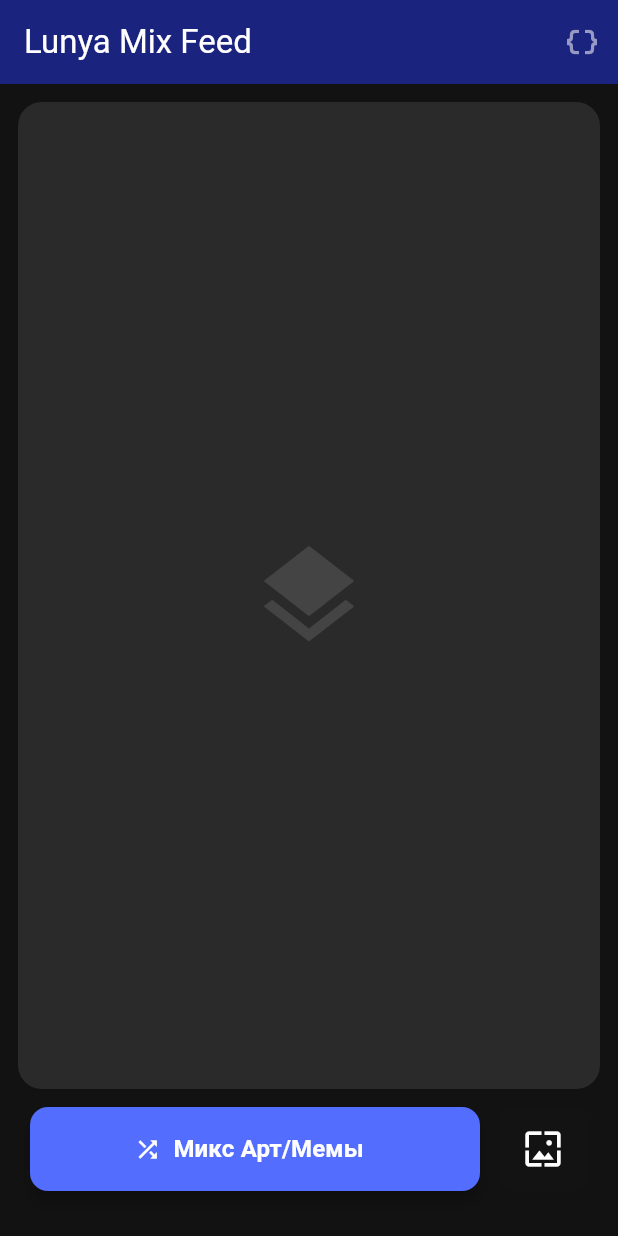
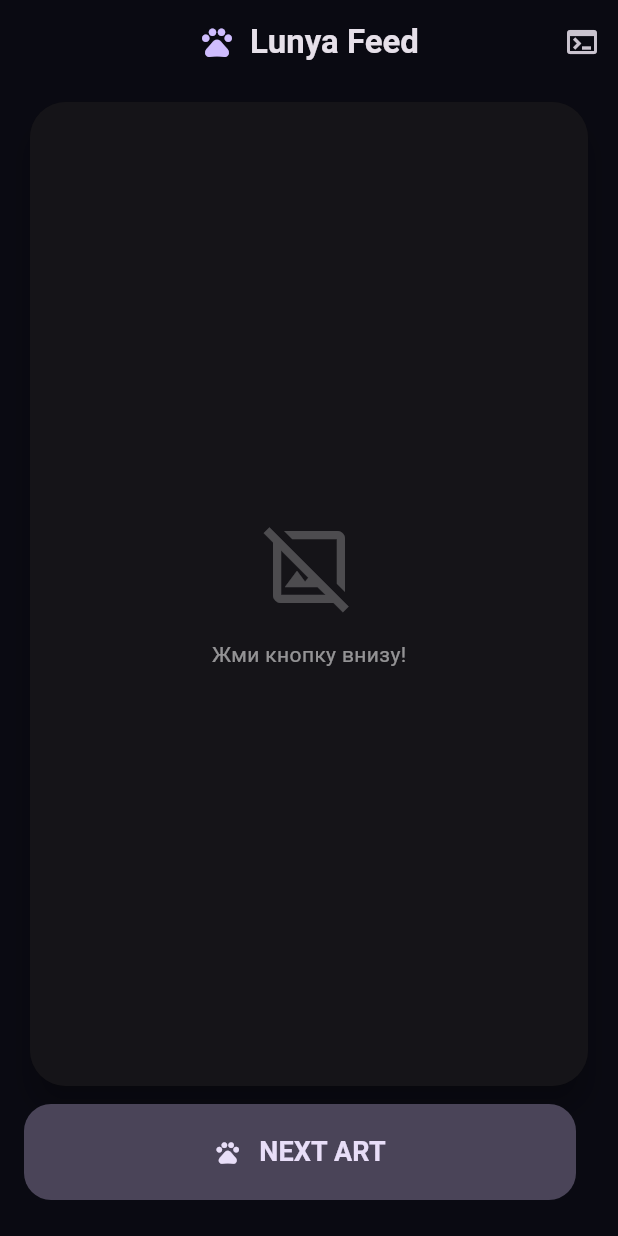
Before and after one commit to mloilpy-ux/-dfgdfgdf, a Flutter app: the screen it shows after launch, on a phone screen of 412 x 824 dp. Run offline on Flutter 3.47's test engine with Material 3 defaults, Android fonts, the phone set to English and light mode, and no system bars; missing offline and left inert: async_wallpaper.

Commit message:
Update main.dart

```diff
--- a/lib/main.dart
+++ b/lib/main.dart
@@ -6,77 +6,98 @@ import 'dart:convert';
 import 'package:async_wallpaper/async_wallpaper.dart';
 import 'package:path_provider/path_provider.dart';
 
-void main() => runApp(const MaterialApp(
-  debugShowCheckedModeBanner: false,
-  home: FurryWallpaperApp()
+void main() {
+  // Настройка системной панели (прозрачный статус-бар)
+  SystemChrome.setSystemUIOverlayStyle(const SystemUiOverlayStyle(
+    statusBarColor: Colors.transparent,
+    statusBarIconBrightness: Brightness.light,
   ));
-
-class FurryWallpaperApp extends StatefulWidget {
-  const FurryWallpaperApp({super.key});
-  @override
-  State<FurryWallpaperApp> createState() => _FurryWallpaperAppState();
+  runApp(const LunyaApp());
 }
 
-class _FurryWallpaperAppState extends State<FurryWallpaperApp> {
+class LunyaApp extends StatelessWidget {
+  const LunyaApp({super.key});
+
+  @override
+  Widget build(BuildContext context) {
+    return MaterialApp(
+      debugShowCheckedModeBanner: false,
+      title: 'Lunya Feed',
+      themeMode: ThemeMode.dark,
+      // Темная тема в стиле Material 3
+      darkTheme: ThemeData(
+        useMaterial3: true,
+        brightness: Brightness.dark,
+        colorScheme: ColorScheme.fromSeed(
+          seedColor: const Color(0xFF6200EA), // Deep Purple
+          brightness: Brightness.dark,
+          surface: const Color(0xFF121212),
+          secondary: const Color(0xFF03DAC6),
+        ),
+        scaffoldBackgroundColor: const Color(0xFF0A0A12),
+        appBarTheme: const AppBarTheme(
+          backgroundColor: Colors.transparent,
+          elevation: 0,
+          centerTitle: true,
+        ),
+      ),
+      home: const HomeScreen(),
+    );
+  }
+}
+
+class HomeScreen extends StatefulWidget {
+  const HomeScreen({super.key});
+  @override
+  State<HomeScreen> createState() => _HomeScreenState();
+}
+
+class _HomeScreenState extends State<HomeScreen> {
   String currentImageUrl = "";
   bool isLoading = false;
-
   List<String> imageQueue = [];
   String redditAfterToken = "";
+  String debugLog = "System initialized...";
 
-  String debugLog = "Log started...";
-
+  // --- ЛОГИКА (Та же, что и раньше) ---
   void addToLog(String message) {
     print(message);
     setState(() {
-      debugLog += "\n[${DateTime.now().toString().split(' ')[1].split('.')[0]}] $message";
+      debugLog += "\n> $message";
     });
   }
 
-  // Обновленная функция с новыми источниками
   Future<void> fetchBatchFromReddit() async {
-    addToLog("Fetching mix (furry+irl+memes+art)...");
+    addToLog("Fetching furry mix...");
     try {
-      // ИСПОЛЬЗУЕМ МУЛЬТИ-РЕДДИТ URL: объединяем источники через "+"
-      // Это дает смешанную ленту "Горячего" из всех 4 сабреддитов
       final sources = "furry+furry_irl+furrymemes+furryart";
       final url = 'https://www.reddit.com/r/$sources/hot.json?limit=30&after=$redditAfterToken';
 
       final response = await http.get(
         Uri.parse(url),
-        headers: {'User-Agent': 'Flutter:LunyaApp:v1.2 (by /u/Lunya)'},
+        headers: {'User-Agent': 'Flutter:LunyaApp:v2.0 (Material)'},
       ).timeout(const Duration(seconds: 15));
 
       if (response.statusCode == 200) {
         final data = json.decode(response.body);
+        redditAfterToken = data['data']['after'] ?? "";
+        final posts = data['data']['children'] as List;
 
-        redditAfterToken = data['data']['after'] ?? "";
-
-        final posts = data['data']['children'] as List;
         int count = 0;
-
         for (var post in posts) {
-          final postData = post['data'];
-          final postUrl = postData['url'] as String;
-
-          // Дополнительная проверка: иногда картинки в furry_irl это gif,
-          // для обоев лучше пока оставить jpg/png.
-          if (postUrl.contains('i.redd.it') &&
-             (postUrl.endsWith('.jpg') || postUrl.endsWith('.png') || postUrl.endsWith('.jpeg'))) {
-
-            // Проверка на дубликаты (если вдруг Reddit вернет то же самое)
-            if (!imageQueue.contains(postUrl) && postUrl != currentImageUrl) {
-               imageQueue.add(postUrl);
+          final u = post['data']['url'] as String;
+          if (u.contains('i.redd.it') &&
+             (u.endsWith('.jpg') || u.endsWith('.png') || u.endsWith('.jpeg'))) {
+            if (!imageQueue.contains(u) && u != currentImageUrl) {
+               imageQueue.add(u);
                count++;
             }
           }
         }
-        addToLog("Batch loaded: +$count images. Total in queue: ${imageQueue.length}");
-      } else {
-        addToLog("Reddit Error: ${response.statusCode}");
+        addToLog("Loaded +$count arts.");
       }
     } catch (e) {
-      addToLog("Net Exception: $e");
+      addToLog("Err: $e");
     }
   }
 
@@ -84,57 +105,35 @@ class _FurryWallpaperAppState extends State<FurryWallpaperApp> {
     if (isLoading) return;
     setState(() => isLoading = true);
 
-    if (imageQueue.isEmpty) {
-      await fetchBatchFromReddit();
-    }
+    if (imageQueue.isEmpty) await fetchBatchFromReddit();
 
     if (imageQueue.isNotEmpty) {
-      final nextImage = imageQueue.removeAt(0);
+      final next = imageQueue.removeAt(0);
       setState(() {
-        currentImageUrl = nextImage;
+        currentImageUrl = next;
         isLoading = false;
       });
-      // Показываем в логе, откуда примерно файл
-      addToLog("Showing: ...${nextImage.substring(nextImage.lastIndexOf('/'))}");
     } else {
       setState(() => isLoading = false);
-      addToLog("Queue is empty! Try again.");
-      if (mounted) {
-        ScaffoldMessenger.of(context).showSnackBar(
-          const SnackBar(content: Text("Пусто... Попробуйте нажать еще раз!"))
-        );
-      }
+      if (mounted) _showSnack("Пусто... Попробуй еще раз!", isError: true);
     }
   }
 
   Future<void> setWallpaper() async {
     if (currentImageUrl.isEmpty) return;
-    addToLog("Downloading image...");
-
+    addToLog("Setting wallpaper...");
     try {
       var file = await _downloadFile(currentImageUrl);
-      if (file == null) return;
-
-      addToLog("Setting wallpaper...");
-
-      bool result = await AsyncWallpaper.setWallpaperFromFile(
+      if (file != null) {
+        await AsyncWallpaper.setWallpaperFromFile(
           filePath: file.path,
           wallpaperLocation: AsyncWallpaper.BOTH_SCREENS,
           goToHome: true,
         );
-
-      addToLog("Result: $result");
-
-      if (!mounted) return;
-      ScaffoldMessenger.of(context).showSnackBar(
-        const SnackBar(content: Text("Готово! Обои обновлены."), backgroundColor: Colors.green),
-      );
-
+        _showSnack("Обои установлены! UwU");
+      }
     } catch (e) {
-      addToLog("Error: $e");
-      ScaffoldMessenger.of(context).showSnackBar(
-        SnackBar(content: Text("Ошибка: $e"), backgroundColor: Colors.red),
-      );
+      _showSnack("Ошибка: $e", isError: true);
     }
   }
 
@@ -142,41 +141,168 @@ class _FurryWallpaperAppState extends State<FurryWallpaperApp> {
     try {
       final response = await http.get(Uri.parse(url));
       if (response.statusCode == 200) {
-        final directory = await getTemporaryDirectory();
-        final fileName = "wall_${DateTime.now().millisecondsSinceEpoch}.jpg";
-        final file = File('${directory.path}/$fileName');
+        final dir = await getTemporaryDirectory();
+        final file = File('${dir.path}/wall_temp.jpg');
         return await file.writeAsBytes(response.bodyBytes);
       }
-    } catch (e) {
-      addToLog("Download failed: $e");
-    }
+    } catch (_) {}
     return null;
   }
 
-  void showLog() {
-    showModalBottomSheet(
-      context: context,
-      builder: (context) => Container(
-        padding: const EdgeInsets.all(16),
-        color: const Color(0xFF0F0F1A),
+  void _showSnack(String text, {bool isError = false}) {
+    ScaffoldMessenger.of(context).showSnackBar(SnackBar(
+      content: Text(text),
+      backgroundColor: isError ? Colors.redAccent : Colors.green,
+      behavior: SnackBarBehavior.floating,
+      shape: RoundedRectangleBorder(borderRadius: BorderRadius.circular(10)),
+    ));
+  }
+
+  // --- UI (МАТЕРИАЛ ДИЗАЙН 3) ---
+  @override
+  Widget build(BuildContext context) {
+    return Scaffold(
+      extendBodyBehindAppBar: true, // Картинка заезжает под статус-бар
+      appBar: AppBar(
+        title: Row(
+          mainAxisSize: MainAxisSize.min,
+          children: [
+            Icon(Icons.pets, color: Theme.of(context).colorScheme.primary),
+            const SizedBox(width: 10),
+            const Text("Lunya Feed", style: TextStyle(fontWeight: FontWeight.bold)),
+          ],
+        ),
+        actions: [
+          IconButton(
+            icon: const Icon(Icons.terminal),
+            onPressed: () => _showLogModal(context),
+            tooltip: 'Debug Log',
+          )
+        ],
+      ),
+      body: Stack(
+        fit: StackFit.expand,
+        children: [
+          // Фон (размытая копия текущей картинки для атмосферы)
+          if (currentImageUrl.isNotEmpty)
+            Image.network(
+              currentImageUrl,
+              fit: BoxFit.cover,
+              color: Colors.black.withOpacity(0.8),
+              colorBlendMode: BlendMode.darken,
+            ),
+
+          SafeArea(
             child: Column(
               children: [
-            Row(
-              mainAxisAlignment: MainAxisAlignment.spaceBetween,
+                // Основная карточка с картинкой
+                Expanded(
+                  child: Padding(
+                    padding: const EdgeInsets.symmetric(horizontal: 16.0, vertical: 8.0),
+                    child: Card(
+                      elevation: 8,
+                      shape: RoundedRectangleBorder(borderRadius: BorderRadius.circular(24)),
+                      clipBehavior: Clip.antiAlias,
+                      child: Container(
+                        width: double.infinity,
+                        color: Colors.black26,
+                        child: AnimatedSwitcher(
+                          duration: const Duration(milliseconds: 500),
+                          child: currentImageUrl.isNotEmpty
+                            ? Image.network(
+                                currentImageUrl,
+                                key: ValueKey(currentImageUrl), // Для анимации смены
+                                fit: BoxFit.contain,
+                                width: double.infinity,
+                                height: double.infinity,
+                                loadingBuilder: (_, child, p) => p == null ? child :
+                                  const Center(child: CircularProgressIndicator()),
+                              )
+                            : const Column(
+                                mainAxisAlignment: MainAxisAlignment.center,
                                 children: [
-                const Text("System Log", style: TextStyle(color: Colors.white, fontWeight: FontWeight.bold)),
-                IconButton(
-                  icon: const Icon(Icons.copy, color: Colors.blueAccent),
-                  onPressed: () {
-                    Clipboard.setData(ClipboardData(text: debugLog));
-                    Navigator.pop(context);
-                  },
+                                  Icon(Icons.image_not_supported_outlined, size: 64, color: Colors.white24),
+                                  SizedBox(height: 16),
+                                  Text("Жми кнопку внизу!", style: TextStyle(color: Colors.white54))
+                                ],
+                              ),
+                        ),
+                      ),
+                    ),
+                  ),
+                ),
+
+                // Панель управления
+                Padding(
+                  padding: const EdgeInsets.fromLTRB(16, 0, 16, 24),
+                  child: Row(
+                    children: [
+                      // Кнопка NEXT (Большая)
+                      Expanded(
+                        child: SizedBox(
+                          height: 64,
+                          child: FilledButton.tonal(
+                            onPressed: isLoading ? null : showNextImage,
+                            style: FilledButton.styleFrom(
+                              shape: RoundedRectangleBorder(borderRadius: BorderRadius.circular(18)),
+                            ),
+                            child: isLoading
+                              ? const SizedBox(width: 24, height: 24, child: CircularProgressIndicator(strokeWidth: 2))
+                              : const Row(
+                                  mainAxisAlignment: MainAxisAlignment.center,
+                                  children: [
+                                    Icon(Icons.pets), // Иконка лапки
+                                    SizedBox(width: 12),
+                                    Text("NEXT ART", style: TextStyle(fontSize: 18, fontWeight: FontWeight.bold)),
+                                  ],
+                                ),
+                          ),
+                        ),
+                      ),
+
+                      const SizedBox(width: 12),
+
+                      // Кнопка WALLPAPER (Круглая/Квадратная)
+                      if (currentImageUrl.isNotEmpty)
+                        SizedBox(
+                          height: 64,
+                          width: 64,
+                          child: FilledButton(
+                            onPressed: setWallpaper,
+                            style: FilledButton.styleFrom(
+                              backgroundColor: Theme.of(context).colorScheme.primary,
+                              shape: RoundedRectangleBorder(borderRadius: BorderRadius.circular(18)),
+                              padding: EdgeInsets.zero,
+                            ),
+                            child: const Icon(Icons.wallpaper, size: 28),
+                          ),
                         ),
                     ],
                   ),
+                ),
+              ],
+            ),
+          ),
+        ],
+      ),
+    );
+  }
+
+  void _showLogModal(BuildContext context) {
+    showModalBottomSheet(
+      context: context,
+      backgroundColor: const Color(0xFF1E1E2C),
+      shape: const RoundedRectangleBorder(verticalTop: Radius.circular(20)),
+      builder: (_) => Padding(
+        padding: const EdgeInsets.all(20),
+        child: Column(
+          crossAxisAlignment: CrossAxisAlignment.start,
+          children: [
+            Text("DEBUG CONSOLE", style: Theme.of(context).textTheme.titleMedium?.copyWith(color: Colors.greenAccent)),
+            const Divider(color: Colors.white24),
             Expanded(
               child: SingleChildScrollView(
-                child: Text(debugLog, style: const TextStyle(color: Colors.greenAccent, fontSize: 10, fontFamily: 'monospace')),
+                child: Text(debugLog, style: const TextStyle(fontFamily: 'monospace', color: Colors.white70)),
               ),
             ),
           ],
@@ -184,96 +310,4 @@ class _FurryWallpaperAppState extends State<FurryWallpaperApp> {
       ),
     );
   }
-
-  @override
-  Widget build(BuildContext context) {
-    return Scaffold(
-      backgroundColor: const Color(0xFF121212), // Более темный фон
-      appBar: AppBar(
-        title: const Text("Lunya Mix Feed", style: TextStyle(color: Colors.white)),
-        backgroundColor: Colors.indigo[900],
-        actions: [IconButton(onPressed: showLog, icon: const Icon(Icons.data_object, color: Colors.white54))],
-      ),
-      body: Column(
-        children: [
-          Expanded(
-            child: Padding(
-              padding: const EdgeInsets.all(12.0),
-              child: ClipRRect(
-                borderRadius: BorderRadius.circular(16),
-                child: Container(
-                  color: Colors.white10,
-                  width: double.infinity,
-                  child: currentImageUrl.isNotEmpty
-                      ? Image.network(
-                          currentImageUrl,
-                          fit: BoxFit.contain,
-                          loadingBuilder: (context, child, progress) {
-                            if (progress == null) return child;
-                            return const Center(child: CircularProgressIndicator(color: Colors.indigo));
-                          },
-                          errorBuilder: (context, error, stack) =>
-                            const Center(child: Column(
-                              mainAxisAlignment: MainAxisAlignment.center,
-                              children: [
-                                Icon(Icons.broken_image, color: Colors.redAccent, size: 40),
-                                SizedBox(height: 10),
-                                Text("Не удалось загрузить картинку", style: TextStyle(color: Colors.white54))
-                              ],
-                            )),
-                        )
-                      : const Center(
-                          child: Icon(Icons.layers, size: 80, color: Colors.white12)
-                        ),
-                ),
-              ),
-            ),
-          ),
-          Padding(
-            padding: const EdgeInsets.fromLTRB(20, 0, 20, 30),
-            child: Row(
-              children: [
-                Expanded(
-                  flex: 3,
-                  child: SizedBox(
-                    height: 56,
-                    child: ElevatedButton.icon(
-                      onPressed: isLoading ? null : showNextImage,
-                      style: ElevatedButton.styleFrom(
-                        backgroundColor: Colors.indigoAccent,
-                        shape: RoundedRectangleBorder(borderRadius: BorderRadius.circular(12)),
-                        elevation: 4,
-                      ),
-                      icon: isLoading
-                        ? const SizedBox(width: 20, height: 20, child: CircularProgressIndicator(strokeWidth: 2, color: Colors.white))
-                        : const Icon(Icons.shuffle, color: Colors.white), // Иконка shuffle так как это микс
-                      label: Text(
-                        isLoading ? "Загрузка..." : "Микс Арт/Мемы",
-                        style: const TextStyle(color: Colors.white, fontSize: 16, fontWeight: FontWeight.bold)
-                      ),
-                    ),
-                  ),
-                ),
-                const SizedBox(width: 12),
-                SizedBox(
-                  height: 56,
-                  width: 60,
-                  child: ElevatedButton(
-                    onPressed: currentImageUrl.isNotEmpty ? setWallpaper : null, // Блокируем, если пусто
-                    style: ElevatedButton.styleFrom(
-                      backgroundColor: Colors.teal,
-                      padding: EdgeInsets.zero,
-                      shape: RoundedRectangleBorder(borderRadius: BorderRadius.circular(12)),
-                      elevation: 4,
-                    ),
-                    child: const Icon(Icons.wallpaper, color: Colors.white, size: 28),
-                  ),
-                )
-              ],
-            ),
-          ),
-        ],
-      ),
-    );
 }
-}
```
Lines whose indentation alone changed are shown as unchanged.
